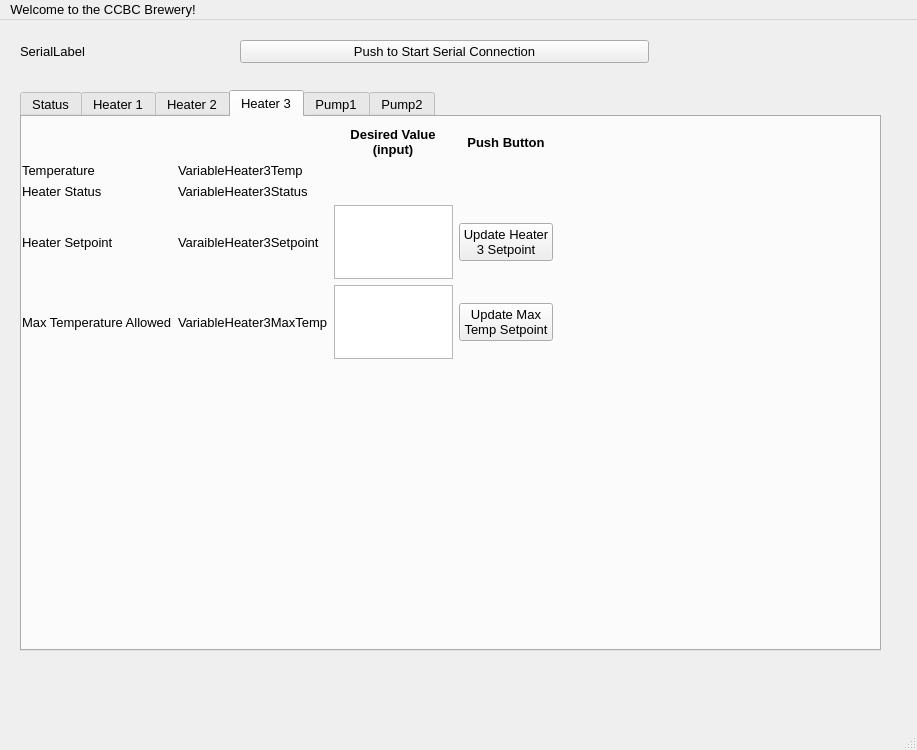
Before: the Qt Designer form Python/theGUI.ui in elhombrefiero/CCBC, drawn with Qt 5.
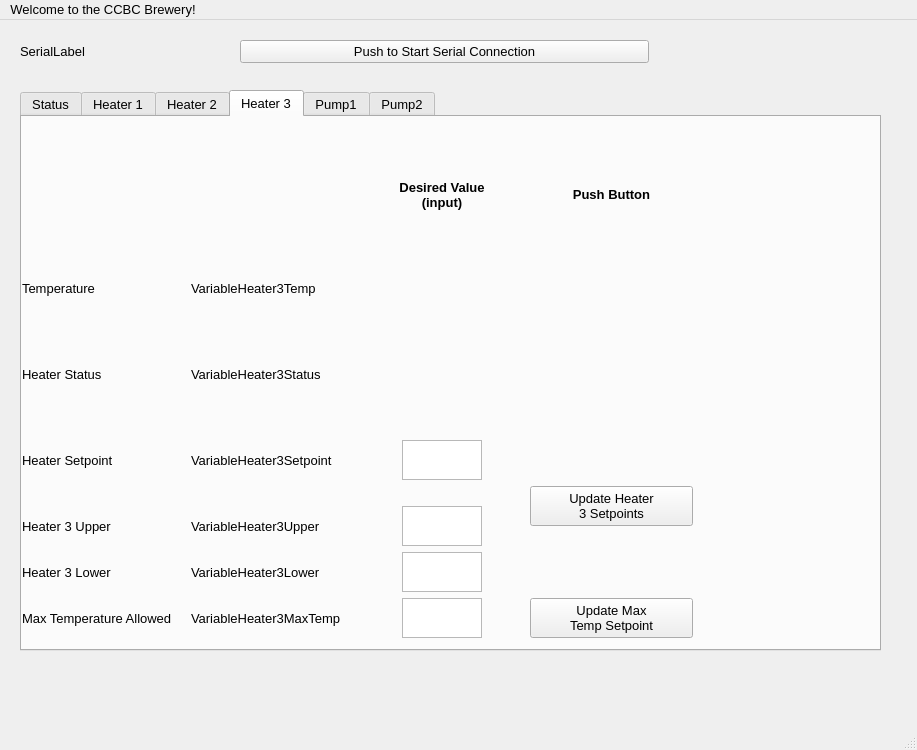
After: the same form once the commit is applied. The open tabs and pages were chosen to show the change.

Commit message: Added logic within the CCBCgui to modify setpoints as needed.

```diff
--- a/Python/theGUI.ui
+++ b/Python/theGUI.ui
@@ -717,14 +717,99 @@
       <property name="geometry">
        <rect>
         <x>0</x>
-        <y>10</y>
-        <width>531</width>
-        <height>232</height>
+        <y>30</y>
+        <width>671</width>
+        <height>491</height>
        </rect>
       </property>
       <layout class="QGridLayout" name="gridLayout_4">
+       <item row="6" column="3">
+        <widget class="QPushButton" name="ButtonUpdateHeater3MaxTemp">
+         <property name="maximumSize">
+          <size>
+           <width>500</width>
+           <height>40</height>
+          </size>
+         </property>
+         <property name="text">
+          <string>Update Max 
+Temp Setpoint</string>
+         </property>
+        </widget>
+       </item>
+       <item row="3" column="2" alignment="Qt::AlignHCenter|Qt::AlignVCenter">
+        <widget class="QTextEdit" name="InputHeater3Setpoint">
+         <property name="maximumSize">
+          <size>
+           <width>80</width>
+           <height>40</height>
+          </size>
+         </property>
+        </widget>
+       </item>
+       <item row="0" column="3">
+        <widget class="QLabel" name="HeaderDesiredValue_6">
+         <property name="font">
+          <font>
+           <weight>75</weight>
+           <bold>true</bold>
+          </font>
+         </property>
+         <property name="text">
+          <string>Push Button</string>
+         </property>
+         <property name="alignment">
+          <set>Qt::AlignCenter</set>
+         </property>
+        </widget>
+       </item>
+       <item row="3" column="1">
+        <widget class="QLabel" name="VariableHeater3Setpoint">
+         <property name="maximumSize">
+          <size>
+           <width>500</width>
+           <height>80</height>
+          </size>
+         </property>
+         <property name="text">
+          <string>VariableHeater3Setpoint</string>
+         </property>
+        </widget>
+       </item>
+       <item row="6" column="1">
+        <widget class="QLabel" name="VariableHeater3MaxTemp">
+         <property name="maximumSize">
+          <size>
+           <width>500</width>
+           <height>80</height>
+          </size>
+         </property>
+         <property name="text">
+          <string>VariableHeater3MaxTemp</string>
+         </property>
+        </widget>
+       </item>
+       <item row="3" column="0">
+        <widget class="QLabel" name="LabelHeater3SetpointName">
+         <property name="maximumSize">
+          <size>
+           <width>500</width>
+           <height>80</height>
+          </size>
+         </property>
+         <property name="text">
+          <string>Heater Setpoint</string>
+         </property>
+        </widget>
+       </item>
        <item row="2" column="0">
         <widget class="QLabel" name="LabelHeater3Status">
+         <property name="maximumSize">
+          <size>
+           <width>500</width>
+           <height>80</height>
+          </size>
+         </property>
          <property name="text">
           <string>Heater Status</string>
          </property>
@@ -732,6 +817,12 @@
        </item>
        <item row="1" column="0">
         <widget class="QLabel" name="LabelHeater3Temp">
+         <property name="maximumSize">
+          <size>
+           <width>500</width>
+           <height>80</height>
+          </size>
+         </property>
          <property name="text">
           <string>Temperature</string>
          </property>
@@ -739,57 +830,53 @@
        </item>
        <item row="1" column="1">
         <widget class="QLabel" name="VariableHeater3Temp">
+         <property name="maximumSize">
+          <size>
+           <width>500</width>
+           <height>80</height>
+          </size>
+         </property>
          <property name="text">
           <string>VariableHeater3Temp</string>
          </property>
         </widget>
        </item>
+       <item row="6" column="0">
+        <widget class="QLabel" name="LabelHeater3MaxTemp">
+         <property name="maximumSize">
+          <size>
+           <width>500</width>
+           <height>80</height>
+          </size>
+         </property>
+         <property name="text">
+          <string>Max Temperature Allowed</string>
+         </property>
+        </widget>
+       </item>
        <item row="2" column="1">
         <widget class="QLabel" name="VariableHeater3Status">
+         <property name="maximumSize">
+          <size>
+           <width>500</width>
+           <height>80</height>
+          </size>
+         </property>
          <property name="text">
           <string>VariableHeater3Status</string>
          </property>
         </widget>
        </item>
-       <item row="3" column="3">
-        <widget class="QPushButton" name="ButtonUpdateHeater3Setpoint">
-         <property name="text">
-          <string>Update Heater 
-3 Setpoint</string>
+       <item row="6" column="2" alignment="Qt::AlignHCenter|Qt::AlignVCenter">
+        <widget class="QTextEdit" name="InputHeater3MaxTemp">
+         <property name="maximumSize">
+          <size>
+           <width>80</width>
+           <height>40</height>
+          </size>
          </property>
         </widget>
        </item>
-       <item row="3" column="1">
-        <widget class="QLabel" name="VariableHeater3Setpoint">
-         <property name="text">
-          <string>VaraibleHeater3Setpoint</string>
-         </property>
-        </widget>
-       </item>
-       <item row="4" column="0">
-        <widget class="QLabel" name="LabelHeater3MaxTemp">
-         <property name="text">
-          <string>Max Temperature Allowed</string>
-         </property>
-        </widget>
-       </item>
-       <item row="4" column="1">
-        <widget class="QLabel" name="VariableHeater3MaxTemp">
-         <property name="text">
-          <string>VariableHeater3MaxTemp</string>
-         </property>
-        </widget>
-       </item>
-       <item row="3" column="0">
-        <widget class="QLabel" name="LabelHeater3SetpointName">
-         <property name="text">
-          <string>Heater Setpoint</string>
-         </property>
-        </widget>
-       </item>
-       <item row="4" column="2" alignment="Qt::AlignHCenter|Qt::AlignVCenter">
-        <widget class="QTextEdit" name="InputHeater3MaxTemp"/>
-       </item>
        <item row="0" column="2" alignment="Qt::AlignHCenter">
         <widget class="QLabel" name="HeaderDesiredValue_5">
          <property name="font">
@@ -807,30 +894,95 @@
          </property>
         </widget>
        </item>
-       <item row="4" column="3">
-        <widget class="QPushButton" name="ButtonUpdateHeater3MaxTemp">
+       <item row="4" column="0">
+        <widget class="QLabel" name="LabelHeater3Upper">
+         <property name="maximumSize">
+          <size>
+           <width>500</width>
+           <height>40</height>
+          </size>
+         </property>
          <property name="text">
-          <string>Update Max 
-Temp Setpoint</string>
+          <string>Heater 3 Upper</string>
          </property>
         </widget>
        </item>
-       <item row="3" column="2" alignment="Qt::AlignHCenter|Qt::AlignVCenter">
-        <widget class="QTextEdit" name="InputHeater3Setpoint"/>
+       <item row="5" column="0">
+        <widget class="QLabel" name="LabelHeater3Lower">
+         <property name="maximumSize">
+          <size>
+           <width>500</width>
+           <height>40</height>
+          </size>
+         </property>
+         <property name="text">
+          <string>Heater 3 Lower</string>
+         </property>
+        </widget>
        </item>
-       <item row="0" column="3">
-        <widget class="QLabel" name="HeaderDesiredValue_6">
-         <property name="font">
-          <font>
-           <weight>75</weight>
-           <bold>true</bold>
-          </font>
+       <item row="4" column="1">
+        <widget class="QLabel" name="VariableHeater3Upper">
+         <property name="maximumSize">
+          <size>
+           <width>500</width>
+           <height>40</height>
+          </size>
          </property>
          <property name="text">
-          <string>Push Button</string>
+          <string>VariableHeater3Upper</string>
          </property>
-         <property name="alignment">
-          <set>Qt::AlignCenter</set>
+        </widget>
+       </item>
+       <item row="5" column="1">
+        <widget class="QLabel" name="VariableHeater3Lower">
+         <property name="maximumSize">
+          <size>
+           <width>500</width>
+           <height>40</height>
+          </size>
+         </property>
+         <property name="text">
+          <string>VariableHeater3Lower</string>
+         </property>
+        </widget>
+       </item>
+       <item row="4" column="2" alignment="Qt::AlignHCenter">
+        <widget class="QTextEdit" name="InputHeater3Upper">
+         <property name="maximumSize">
+          <size>
+           <width>80</width>
+           <height>40</height>
+          </size>
+         </property>
+        </widget>
+       </item>
+       <item row="5" column="2" alignment="Qt::AlignHCenter">
+        <widget class="QTextEdit" name="InputHeater3Lower">
+         <property name="maximumSize">
+          <size>
+           <width>80</width>
+           <height>40</height>
+          </size>
+         </property>
+        </widget>
+       </item>
+       <item row="3" column="3" rowspan="3">
+        <widget class="QPushButton" name="ButtonUpdateHeater3Setpoints">
+         <property name="sizePolicy">
+          <sizepolicy hsizetype="Minimum" vsizetype="Expanding">
+           <horstretch>0</horstretch>
+           <verstretch>2</verstretch>
+          </sizepolicy>
+         </property>
+         <property name="maximumSize">
+          <size>
+           <width>500</width>
+           <height>40</height>
+          </size>
+         </property>
+         <property name="text">
+          <string>Update Heater 
+3 Setpoints</string>
          </property>
         </widget>
        </item>
```
Left out of the diff: 437 changed lines with no effect on the pictures. The commit also changes 4 other files.
